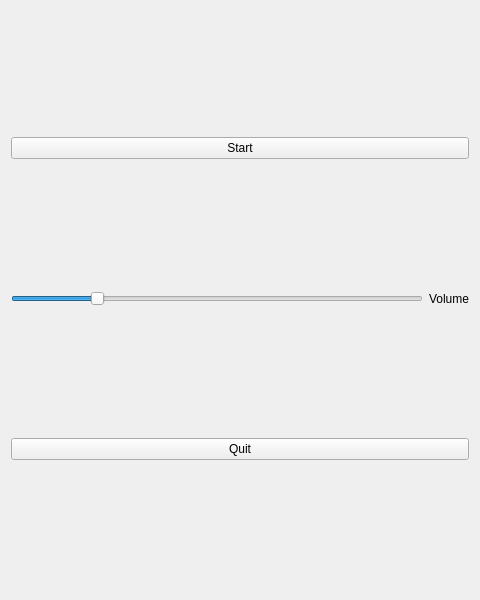
Qt form src/3rdparty/games/qtcapra/qtcapra.ui (giotti/qtmoko) before a commit.
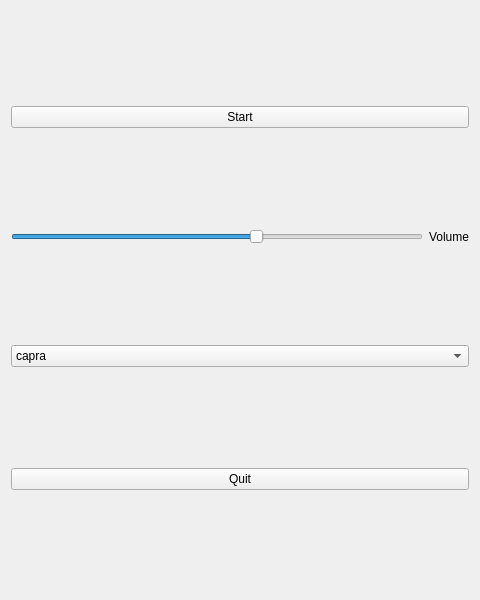
The same form after that commit.

Commit message: It screams only when moving from portrait to landscape.

The edit to the form file:
```diff
--- a/src/3rdparty/games/qtcapra/qtcapra.ui
+++ b/src/3rdparty/games/qtcapra/qtcapra.ui
@@ -21,7 +21,7 @@
      </property>
     </widget>
    </item>
-   <item row="2" column="0" colspan="2">
+   <item row="3" column="0" colspan="2">
     <widget class="QPushButton" name="quitButton">
      <property name="text">
       <string>Quit</string>
@@ -30,11 +30,14 @@
    </item>
    <item row="1" column="0">
     <widget class="QSlider" name="volume">
+     <property name="minimum">
+      <number>50</number>
+     </property>
      <property name="maximum">
-      <number>250</number>
+      <number>100</number>
      </property>
      <property name="value">
-      <number>50</number>
+      <number>80</number>
      </property>
      <property name="orientation">
       <enum>Qt::Horizontal</enum>
@@ -48,6 +51,23 @@
      </property>
     </widget>
    </item>
+   <item row="2" column="0" colspan="2">
+    <widget class="QComboBox" name="comboBox">
+     <property name="minimumContentsLength">
+      <number>5</number>
+     </property>
+     <item>
+      <property name="text">
+       <string>capra</string>
+      </property>
+     </item>
+     <item>
+      <property name="text">
+       <string>culatone</string>
+      </property>
+     </item>
+    </widget>
+   </item>
   </layout>
  </widget>
  <resources/>
```
The commit also changes 2 other files.
